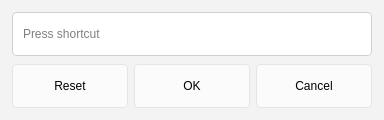
The window that src/ui/shortcutdialog.ui (ForgetiExistence/CopyQ) describes before a commit, drawn with Qt 5.
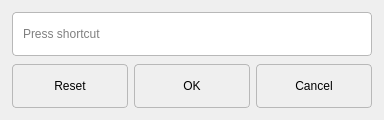
The same window after the commit.

Commit message: Fix Win11 regressions: blank window, invisible menus, forced light theme

The edit to the form file:
```diff
--- a/src/ui/shortcutdialog.ui
+++ b/src/ui/shortcutdialog.ui
@@ -14,22 +14,22 @@
    <string>New Shortcut</string>
   </property>
   <property name="styleSheet">
-   <string notr="true">QDialog { background-color: #F3F3F3; }
-QPushButton { border-radius: 4px; padding: 5px 12px; border: 1px solid #E5E5E5; background-color: #FBFBFB; min-height: 32px; min-width: 90px; }
-QPushButton:hover { background-color: #F5F5F5; }
-QPushButton:pressed { background-color: #EBEBEB; }
-QLineEdit, QTextEdit, QPlainTextEdit, QKeySequenceEdit { border-radius: 4px; border: 1px solid #D1D1D1; padding: 5px 8px; background-color: #FFFFFF; min-height: 32px; }
-QComboBox { border-radius: 4px; border: 1px solid #D1D1D1; padding: 5px 8px; min-height: 24px; }
+   <string notr="true">QDialog { background-color: palette(window); }
+QPushButton { border-radius: 4px; padding: 5px 12px; border: 1px solid palette(mid); background-color: palette(button); min-height: 32px; min-width: 90px; }
+QPushButton:hover { background-color: palette(alternate-base); }
+QPushButton:pressed { background-color: palette(alternate-base); }
+QLineEdit, QTextEdit, QPlainTextEdit, QKeySequenceEdit { border-radius: 4px; border: 1px solid palette(mid); padding: 5px 8px; background-color: palette(base); min-height: 32px; }
+QComboBox { border-radius: 4px; border: 1px solid palette(mid); padding: 5px 8px; min-height: 24px; }
 QCheckBox, QRadioButton { spacing: 8px; }
-QGroupBox { border-radius: 8px; border: 1px solid #E5E5E5; margin-top: 12px; padding: 12px; }
-QListWidget, QTreeWidget, QTableWidget { border-radius: 8px; border: 1px solid #E5E5E5; }
-QTabWidget::pane { border: 1px solid #E5E5E5; border-radius: 8px; }
+QGroupBox { border-radius: 8px; border: 1px solid palette(mid); margin-top: 12px; padding: 12px; }
+QListWidget, QTreeWidget, QTableWidget { border-radius: 8px; border: 1px solid palette(mid); }
+QTabWidget::pane { border: 1px solid palette(mid); border-radius: 8px; }
 QTabBar::tab { border-radius: 4px; padding: 6px 16px; margin-right: 4px; }
-QTabBar::tab:selected { background-color: #0078D4; color: #FFFFFF; }
+QTabBar::tab:selected { background-color: palette(highlight); color: palette(highlighted-text); }
 QScrollBar { border: none; background: transparent; width: 8px; margin: 0; }
-QScrollBar::handle { background: #C0C0C0; border-radius: 4px; min-height: 24px; }
-QScrollBar::handle:hover { background: #A0A0A0; }
-QMenu { border-radius: 8px; border: 1px solid #E5E5E5; padding: 4px; }</string>
+QScrollBar::handle { background: palette(mid); border-radius: 4px; min-height: 24px; }
+QScrollBar::handle:hover { background: palette(mid); }
+QMenu { border-radius: 8px; border: 1px solid palette(mid); padding: 4px; }</string>
   </property>
   <layout class="QVBoxLayout" name="verticalLayout">
    <property name="leftMargin">
```
The commit also changes 34 other files.
